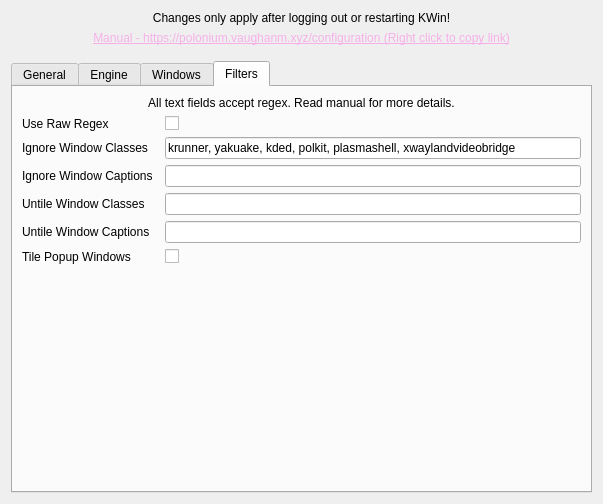
First picture: the form in polonium/res/config.ui, repository Sreinumder/folonium, before the edit.
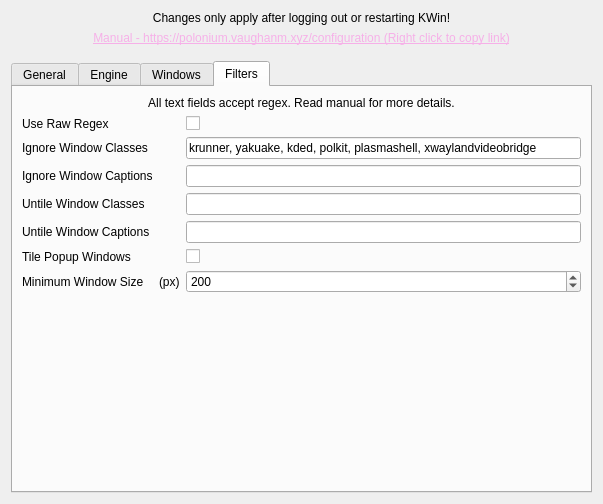
Second picture: the form after the edit. The open tabs and pages were chosen to show the change.

Commit message:
Config UI: Add MinWindowSize spinbox to Filters tab
- Added Minimum Window Size (px) option to the Filters tab in KWin config module
- Allows users to configure the minimum window size threshold for tiling

What changed in the file:
```diff
--- a/polonium/res/config.ui
+++ b/polonium/res/config.ui
@@ -1150,6 +1150,33 @@
            </property>
           </widget>
          </item>
+         <item row="8" column="0">
+          <widget class="QLabel" name="minWindowSizeLabel">
+           <property name="text">
+            <string>Minimum Window Size</string>
+           </property>
+          </widget>
+         </item>
+         <item row="8" column="1">
+          <widget class="QLabel" name="minWindowSizeLabel2">
+           <property name="text">
+            <string>(px)</string>
+           </property>
+          </widget>
+         </item>
+         <item row="8" column="2">
+          <widget class="QSpinBox" name="kcfg_MinWindowSize">
+           <property name="minimum">
+            <number>50</number>
+           </property>
+           <property name="maximum">
+            <number>1000</number>
+           </property>
+           <property name="value">
+            <number>200</number>
+           </property>
+          </widget>
+         </item>
          <item row="4" column="0">
           <widget class="QLabel" name="untileWindowClassesLabel">
            <property name="text">
@@ -1200,7 +1227,7 @@
            </property>
           </widget>
          </item>
-         <item row="8" column="0" colspan="3">
+         <item row="9" column="0" colspan="3">
           <spacer name="filtersVerticalSpacer">
            <property name="orientation">
             <enum>Qt::Orientation::Vertical</enum>
```
